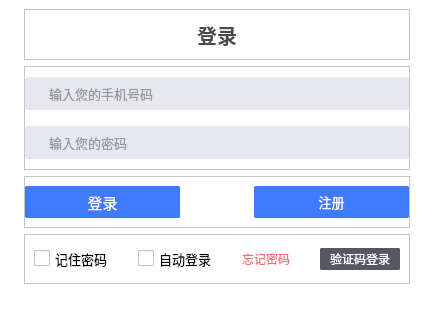
The window that passwordloginpage.ui (ZhouMei20220810/TEST) describes before a commit, drawn with Qt 5.
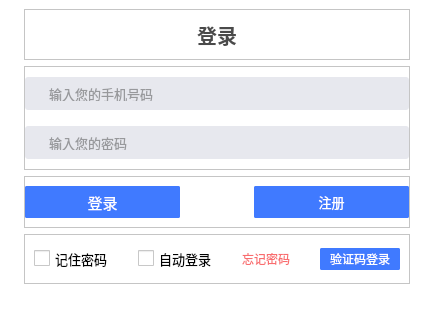
The same window after the commit. Icons and pictures are not drawn.

Commit message: 忘记密码接口需要获取token,暂时屏蔽外面的忘记密码，改成验证码登录

Patch:
```diff
--- a/passwordloginpage.ui
+++ b/passwordloginpage.ui
@@ -557,9 +557,9 @@
         </property>
         <property name="styleSheet">
          <string notr="true"> QPushButton {
-     border: 2px solid #555764;
+     border: 2px solid #FF407AFF;
      border-radius:2px;
-	 background-color: #FF555764;
+	 background-color: #FF407AFF;
 	 color:#FFFFFFFF;
  }
 QPushButton:hover
@@ -580,8 +580,7 @@
 
  QPushButton:default {
      border-color: navy; /* make the default button prominent */
- }
-</string>
+ }</string>
         </property>
         <property name="text">
          <string>验证码登录</string>
```
Left out of the diff: 8 changed lines with no effect on the pictures. The commit also changes 1 other file.
